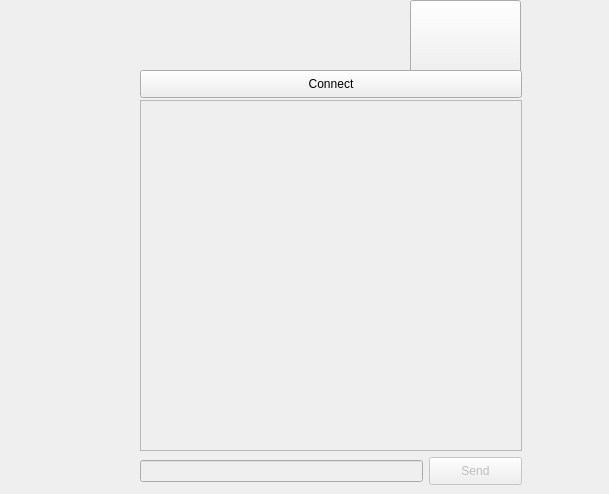
First picture: the form in mychat_employe.ui, repository hindkh21/Smart_Coworking_Space_2A30, before the edit.
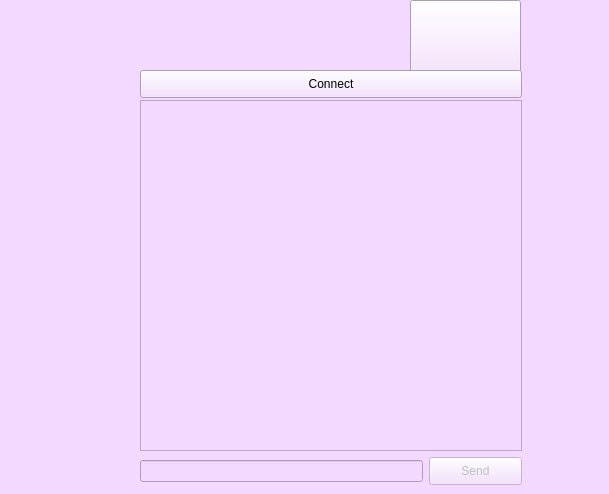
Second picture: the form after the edit. Icons and pictures are not drawn.

```diff
--- a/mychat_employe.ui
+++ b/mychat_employe.ui
@@ -13,6 +13,9 @@
   <property name="windowTitle">
    <string>Form</string>
   </property>
+  <property name="styleSheet">
+   <string notr="true">background-color: rgb(243, 217, 255);</string>
+  </property>
   <widget class="QListView" name="chatView">
    <property name="enabled">
     <bool>false</bool>
```
Left out of the diff: 4 changed lines with no effect on the pictures.
